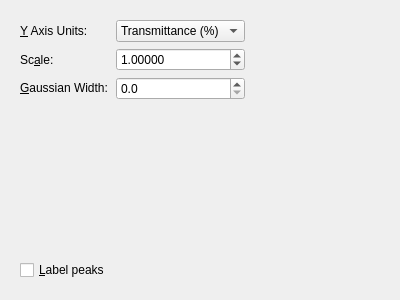
Qt form libavogadro/src/extensions/spectratabir.ui (cryos/avogadro) before a commit.
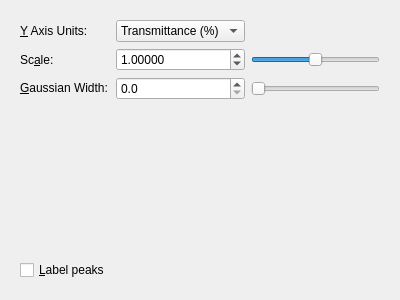
The same form after that commit.

Commit message: Added sliders for scale and width to IR tab

```diff
--- a/libavogadro/src/extensions/spectratabir.ui
+++ b/libavogadro/src/extensions/spectratabir.ui
@@ -171,6 +171,29 @@
         </property>
        </widget>
       </item>
+      <item row="1" column="2">
+       <widget class="QSlider" name="hs_scale">
+        <property name="maximum">
+         <number>2000</number>
+        </property>
+        <property name="value">
+         <number>1000</number>
+        </property>
+        <property name="orientation">
+         <enum>Qt::Horizontal</enum>
+        </property>
+       </widget>
+      </item>
+      <item row="2" column="2">
+       <widget class="QSlider" name="hs_gaussianWidth">
+        <property name="maximum">
+         <number>200</number>
+        </property>
+        <property name="orientation">
+         <enum>Qt::Horizontal</enum>
+        </property>
+       </widget>
+      </item>
      </layout>
     </widget>
    </item>
```
